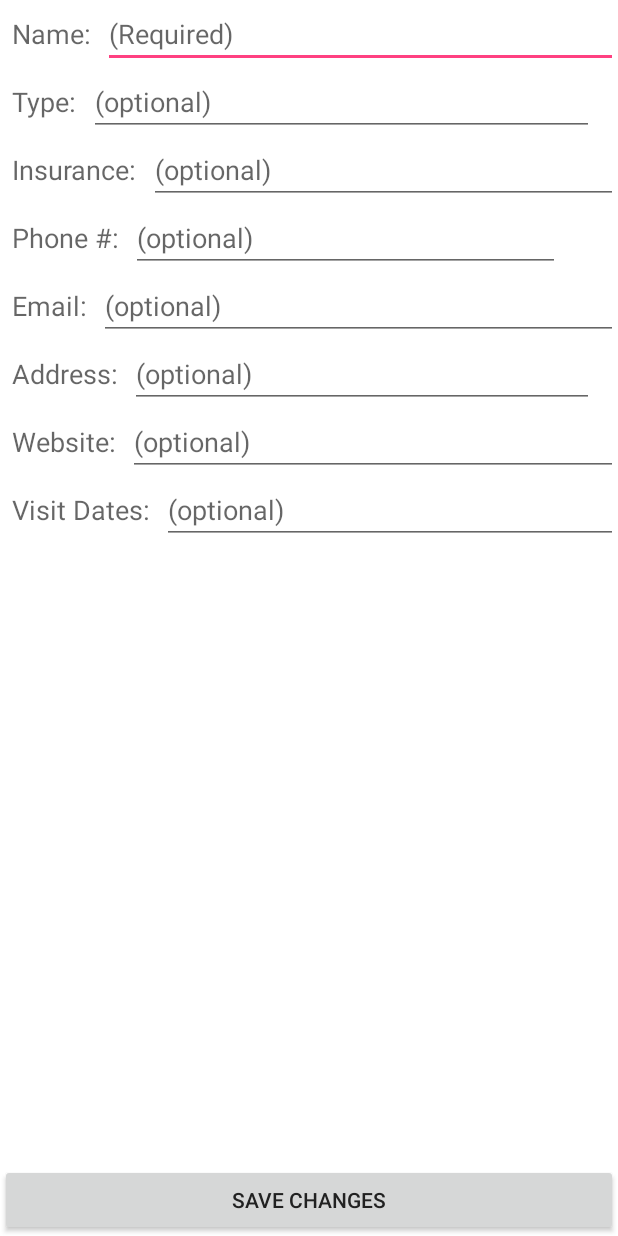
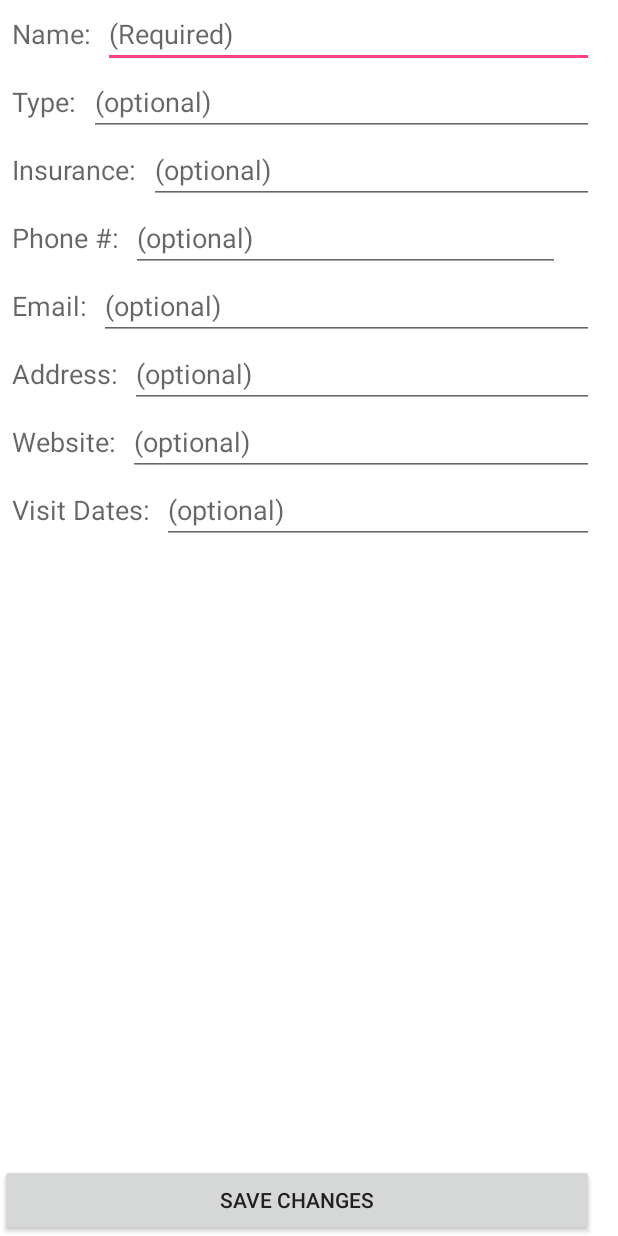
Before and after one commit to CAPTAIN713/VitaCheck, an Android app: the layout fragment_doctor_edit_page.xml on its own in the app's theme, with its tools: preview values and no code run, on a phone screen of 412 x 824 dp. Run offline under Robolectric (Android 15) with nearby library versions, the phone set to English and light mode, and no system bars.

```diff
--- a/app/src/main/java/vitacheck/vitacheck/fragments/DoctorFragmentIndividualPage.java
+++ b/app/src/main/java/vitacheck/vitacheck/fragments/DoctorFragmentIndividualPage.java
@@ -115,7 +115,7 @@ public class DoctorFragmentIndividualPage extends Fragment implements View.OnCli
                     address=String.valueOf(object.getAddress());
                     websiteTB.setText(object.getURL());
                     doctorWebsite=String.valueOf(object.getURL());
-                    visitDateTB.setText(DateFormat.getDateInstance().format(object.getVisitDate()));
+                    //visitDateTB.setText(DateFormat.getDateInstance().format(object.getVisitDate()));
                 }
                 else{
                     //someting went wrong
--- a/app/src/main/res/layout/fragment_doctor_edit_page.xml
+++ b/app/src/main/res/layout/fragment_doctor_edit_page.xml
@@ -1,7 +1,12 @@
 <?xml version="1.0" encoding="utf-8"?>
-<LinearLayout xmlns:android="http://schemas.android.com/apk/res/android"
+<FrameLayout xmlns:android="http://schemas.android.com/apk/res/android"
     android:orientation="vertical" android:layout_width="match_parent"
     android:layout_height="match_parent">
+
+    <LinearLayout
+        android:orientation="vertical"
+        android:layout_width="wrap_content"
+        android:layout_height="wrap_content">
 
         <LinearLayout
             android:orientation="horizontal"
@@ -211,5 +216,5 @@
                 android:layout_alignParentEnd="true"
                 android:layout_alignParentStart="true" />
         </RelativeLayout>
-
     </LinearLayout>
+</FrameLayout>
```
Also changed, not shown: app/src/main/java/vitacheck/vitacheck/fragments/DoctorFragmentSaveNewDoc.java (+7 -1 lines), app/src/main/res/layout/recyclerview_doctor_row.xml (+4 -4 lines), 1 other file. Lines whose indentation alone changed are shown as unchanged.
